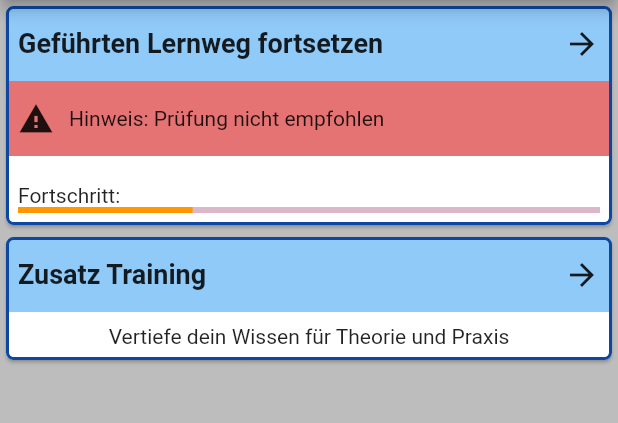
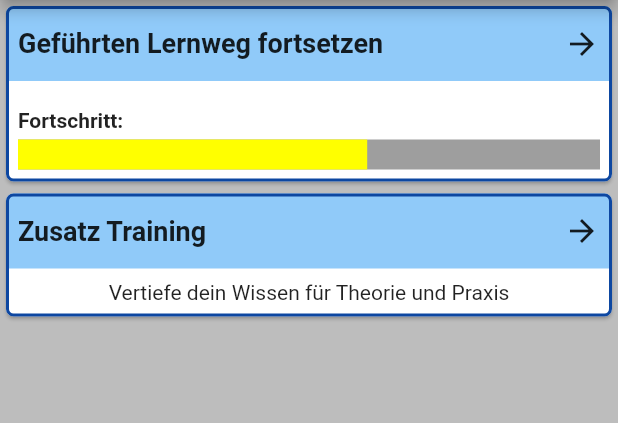
Before and after one commit to Scount/DrivePlan, a Flutter app: the HomePage screen opened by its route, on a phone screen of 412 x 824 dp, the part 84-507 px from its top. Run offline on Flutter 3.47's test engine with Material 2 defaults, Android fonts, the phone set to English and light mode, and no system bars; our stand-ins replace bloc, equatable, fl_chart, responsive_grid, table_calendar.

Commit message:
reworked progress indicator

```diff
--- a/lib/pages/home_page.dart
+++ b/lib/pages/home_page.dart
@@ -35,12 +35,15 @@ class _HomePageState extends State<HomePage> {
         title: Text("Fahren Lernen"),
         actions: [
           IconButton(
-              icon: Icon(Icons.account_circle), onPressed: () => Navigator.pushNamed(context, MyAccount.routeName)),
+              icon: Icon(Icons.account_circle),
+              onPressed: () =>
+                  Navigator.pushNamed(context, MyAccount.routeName)),
           PopupMenuButton(
             onSelected: (value) {
               switch (value) {
                 case Menu.materialien:
-                  Navigator.pushNamed(context, AdditionalTrainingPage.routeName);
+                  Navigator.pushNamed(
+                      context, AdditionalTrainingPage.routeName);
                   break;
                 case Menu.einstellungen:
                   Navigator.pushNamed(context, SettingPage.routeName);
@@ -91,7 +94,9 @@ class _HomePageState extends State<HomePage> {
   Widget body() {
     return ResponsiveGridRow(children: [
       ResponsiveGridCol(child: questions(), sm: 6),
-      ausklappen ? ResponsiveGridCol(child: zusatzTraining(), sm: 6) : Container()
+      ausklappen
+          ? ResponsiveGridCol(child: zusatzTraining(), sm: 6)
+          : Container()
     ]);
   }
 
@@ -118,7 +123,8 @@ class _HomePageState extends State<HomePage> {
                     Expanded(
                         child: Text(
                       "Geführten Lernweg fortsetzen",
-                      style: TextStyle(fontSize: 18, fontWeight: FontWeight.bold),
+                      style:
+                          TextStyle(fontSize: 18, fontWeight: FontWeight.bold),
                     )),
                     Icon(Icons.arrow_forward)
                   ],
@@ -132,29 +138,6 @@ class _HomePageState extends State<HomePage> {
               crossAxisAlignment: CrossAxisAlignment.stretch,
               children: [
                 Container(
-                  color: Colors.red[300],
-                  height: 50,
-                  child: Padding(
-                    padding: const EdgeInsets.all(8.0),
-                    child: Row(
-                      crossAxisAlignment: CrossAxisAlignment.stretch,
-                      children: [
-                        Icon(Icons.warning),
-                        Container(
-                          width: 10,
-                        ),
-                        Center(child: Text("Hinweis: ")),
-                        Center(
-                          child: Container(
-                            // color: Colors.red,
-                            child: Text("Prüfung nicht empfohlen"),
-                          ),
-                        )
-                      ],
-                    ),
-                  ),
-                ),
-                Container(
                   height: 10,
                 ),
                 Padding(
@@ -164,11 +147,13 @@ class _HomePageState extends State<HomePage> {
                       mainAxisAlignment: MainAxisAlignment.start,
                       crossAxisAlignment: CrossAxisAlignment.start,
                       children: [
-                        Text("Fortschritt: "),
+                        Padding(padding: const EdgeInsets.only(bottom:5),child: Text("Fortschritt: ",style: TextStyle(fontWeight: FontWeight.bold),),),
                         LinearProgressIndicator(
-                          value: .3,
+                          value: .6,
                           valueColor:
-                              AlwaysStoppedAnimation<Color>(Colors.orange),
+                              AlwaysStoppedAnimation<Color>(Colors.yellowAccent),
+                          backgroundColor: Colors.grey,
+                          minHeight: 20,
                         ),
                       ],
                     ),
@@ -203,7 +188,9 @@ class _HomePageState extends State<HomePage> {
                 child: Row(
                   children: [
                     Expanded(
-                        child: Text("Zusatz Training", style: TextStyle(fontSize: 18, fontWeight: FontWeight.bold))),
+                        child: Text("Zusatz Training",
+                            style: TextStyle(
+                                fontSize: 18, fontWeight: FontWeight.bold))),
                     Icon(Icons.arrow_forward)
                   ],
                 ),
```
